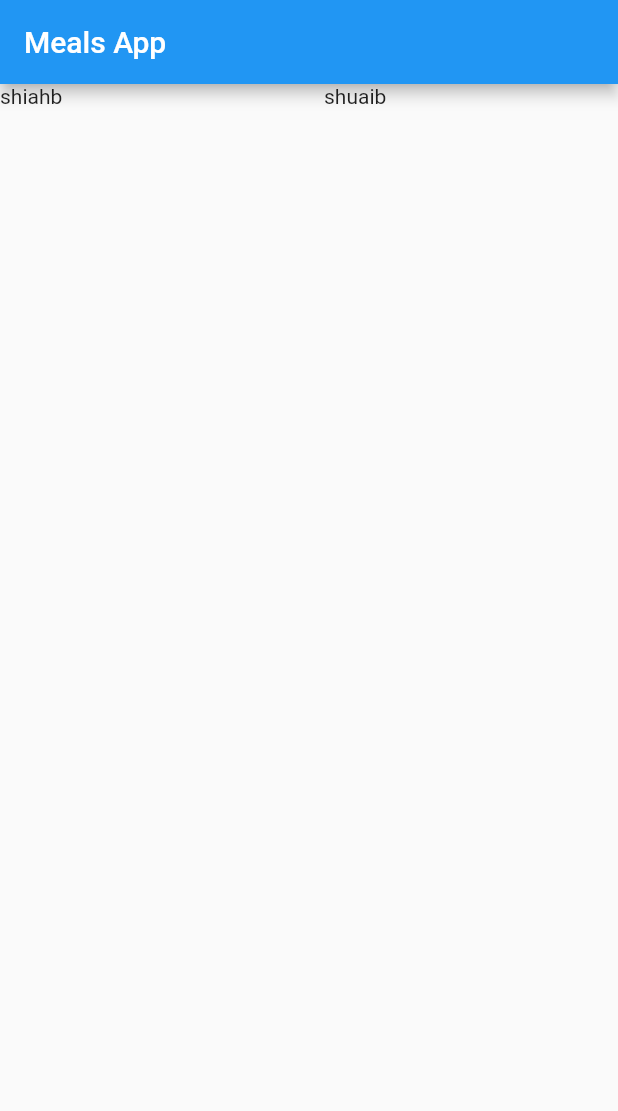
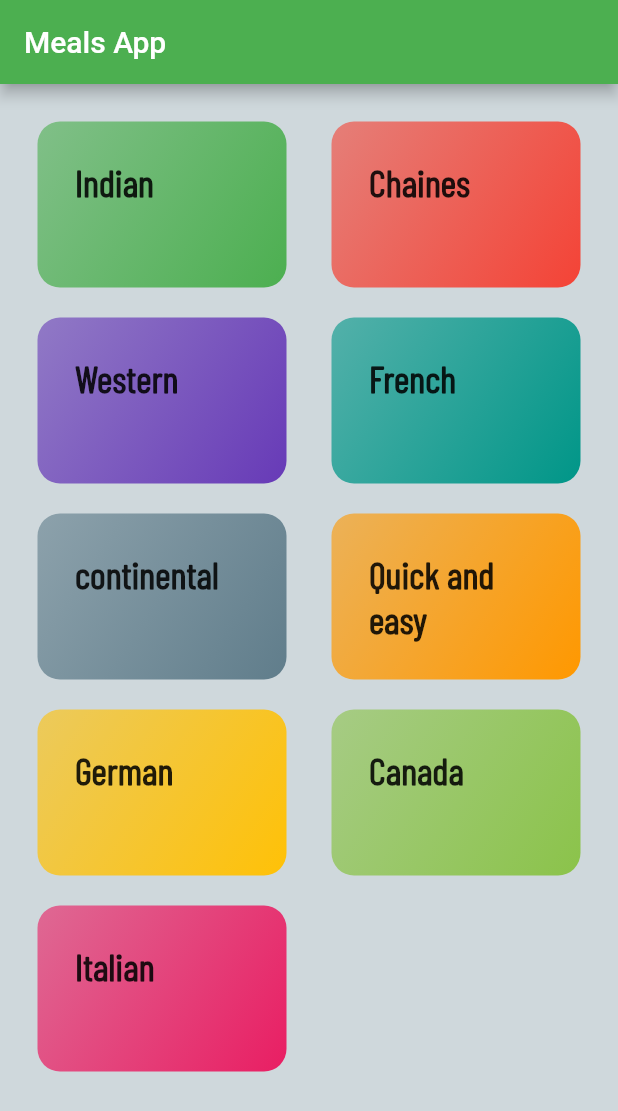
Before and after one commit to muhammedshihabvk/mealsapp, a Flutter app: the screen it shows after launch, on a phone screen of 412 x 824 dp. Shown: the top 1111 px of the screen. Run offline on Flutter 3.47's test engine with Material 2 defaults, Android fonts, the phone set to English and light mode, and no system bars.

Commit message:
added custom fonts and meal list screen

```diff
--- a/lib/categories_screen.dart
+++ /dev/null
@@ -1,18 +0,0 @@
-import 'package:flutter/material.dart';
-
-class CategoriesScreen extends StatelessWidget {
-  @override
-  Widget build(BuildContext context) {
-    return GridView(
-      gridDelegate: SliverGridDelegateWithMaxCrossAxisExtent(
-        maxCrossAxisExtent: 200,
-        childAspectRatio: 3/2,
-        crossAxisSpacing: 20,
-
-      ),
-      children: [
-        Text("shiahb"),Text("shuaib"),
-      ],
-    );
-  }
-}
--- /dev/null
+++ b/lib/custom widgets/categoryItem.dart
@@ -0,0 +1,46 @@
+import 'package:flutter/material.dart';
+import 'package:mealsapp/screens/category_Meal_Screen.dart';
+
+class CategoryItem extends StatelessWidget {
+  final String title;
+  final Color color;
+
+  void selectCategory(BuildContext ctx) {
+    Navigator.of(ctx).push(MaterialPageRoute(
+      builder: (context) {
+        return CategoryMealScreen(
+          title: title,
+        );
+      },
+    ));
+  }
+
+  CategoryItem({this.title, this.color});
+  @override
+  Widget build(BuildContext context) {
+    return InkWell(
+      onTap: () => selectCategory(context),
+      borderRadius: BorderRadius.circular(15),
+      splashColor: Theme.of(context).primaryColor,
+      child: Container(
+        padding: const EdgeInsets.all(25),
+        // margin: EdgeInsets.symmetric(horizontal: 3,vertical: 3),
+        child: Text(
+          title,
+          style: TextStyle(
+              fontWeight: FontWeight.bold,
+              fontSize: 25,
+              fontFamily: 'BarlowCondensed'),
+        ),
+        decoration: BoxDecoration(
+          gradient: LinearGradient(
+            colors: [color.withOpacity(0.6), color],
+            begin: Alignment.topLeft,
+            end: Alignment.bottomRight,
+          ),
+          borderRadius: BorderRadius.circular(15),
+        ),
+      ),
+    );
+  }
+}
--- a/lib/dummyDataFile.dart
+++ b/lib/dummyDataFile.dart
@@ -1,15 +1,15 @@
 import 'package:flutter/material.dart';
 
-import 'package:mealsapp/category.dart';
+import 'file:///D:/FlutterUdemyProjects/mealsapp/lib/model/category.dart';
 
-const dummyDate = const [
+const DUMMY_CATEGORY_DATA = const [
   Category(id: 'c1', title: 'Indian', color: Colors.green),
-  Category(id: 'c2', title: 'Chaines', color: Colors.green),
-  Category(id: 'c3', title: 'Western', color: Colors.green),
-  Category(id: 'c4', title: 'French', color: Colors.green),
-  Category(id: 'c5', title: 'continental', color: Colors.green),
-  Category(id: 'c6', title: 'Quick and easy', color: Colors.green),
-  Category(id: 'c7', title: 'German', color: Colors.green),
-  Category(id: 'c8', title: 'Canada', color: Colors.green),
-  Category(id: 'c9', title: 'Italian', color: Colors.green),
+  Category(id: 'c2', title: 'Chaines', color: Colors.red),
+  Category(id: 'c3', title: 'Western', color: Colors.deepPurple),
+  Category(id: 'c4', title: 'French', color: Colors.teal),
+  Category(id: 'c5', title: 'continental', color: Colors.blueGrey),
+  Category(id: 'c6', title: 'Quick and easy', color: Colors.orange),
+  Category(id: 'c7', title: 'German', color: Colors.amber),
+  Category(id: 'c8', title: 'Canada', color: Colors.lightGreen),
+  Category(id: 'c9', title: 'Italian', color: Colors.pink),
 ];
--- a/lib/main.dart
+++ b/lib/main.dart
@@ -1,5 +1,5 @@
 import 'package:flutter/material.dart';
-import 'package:mealsapp/categories_screen.dart';
+import 'file:///D:/FlutterUdemyProjects/mealsapp/lib/screens/categories_screen.dart';
 
 void main() {
   runApp(MyApp());
@@ -12,28 +12,9 @@ class MyApp extends StatelessWidget {
     return MaterialApp(
       title: 'Meals App',
       theme: ThemeData(
-        primarySwatch: Colors.blue,
+        primarySwatch: Colors.green,
       ),
-      home: MyHomePage(),
+      home: CategoriesScreen(),
     );
   }
 }
-
-class MyHomePage extends StatefulWidget {
-  @override
-  _MyHomePageState createState() => _MyHomePageState();
-}
-
-class _MyHomePageState extends State<MyHomePage> {
-  @override
-  Widget build(BuildContext context) {
-    return Scaffold(
-      appBar: AppBar(
-        title: Text("Meals App"),
-      ),
-      body: Container(
-        child: CategoriesScreen(),
-      ),
-    );
-  }
-}
--- /dev/null
+++ b/lib/screens/categories_screen.dart
@@ -0,0 +1,30 @@
+import 'package:flutter/material.dart';
+import 'package:mealsapp/custom%20widgets/categoryItem.dart';
+import 'package:mealsapp/dummyDataFile.dart';
+
+
+
+class CategoriesScreen extends StatelessWidget {
+  @override
+  Widget build(BuildContext context) {
+    return Scaffold(
+      backgroundColor: Colors.blueGrey[100],
+      appBar: AppBar(
+        backgroundColor: Colors.green,
+        title: Text("Meals App"),
+      ),
+      body: GridView(
+        padding: EdgeInsets.all(25),
+        gridDelegate: SliverGridDelegateWithMaxCrossAxisExtent(
+          maxCrossAxisExtent: 200,
+          childAspectRatio: 3/2,
+          crossAxisSpacing: 30,
+          mainAxisSpacing: 20,
+        ),
+        children: [
+          ...DUMMY_CATEGORY_DATA.map((catData) => CategoryItem(title: catData.title,color: catData.color,)).toList(),
+        ],
+      ),
+    );
+  }
+}
--- /dev/null
+++ b/lib/screens/category_Meal_Screen.dart
@@ -0,0 +1,17 @@
+import 'package:flutter/material.dart';
+
+
+class CategoryMealScreen extends StatelessWidget {
+
+  String title;
+
+  CategoryMealScreen({this.title});
+
+  @override
+  Widget build(BuildContext context) {
+    return Scaffold(
+      appBar: AppBar(title: Text("$title",style: TextStyle(fontFamily: 'BarlowCondensed'),),),
+      body: Center(child: Text(title,)),
+    );
+  }
+}
--- a/pubspec.yaml
+++ b/pubspec.yaml
@@ -74,3 +74,9 @@ flutter:
   #
   # For details regarding fonts from package dependencies,
   # see https://flutter.dev/custom-fonts/#from-packages
+  fonts:
+    - family: BarlowCondensed
+      fonts:
+        - asset: assets/fonts/BarlowCondensed-ExtraLight.ttf
+        - asset: assets/fonts/BarlowCondensed-Regular.ttf
+        - asset: assets/fonts/BarlowCondensed-Thin.ttf
```
Also changed, not shown: assets/fonts/BarlowCondensed-ExtraLight.ttf (added), assets/fonts/BarlowCondensed-Regular.ttf (added), assets/fonts/BarlowCondensed-Thin.ttf (added), lib/model/category.dart (renamed from lib/category.dart).
